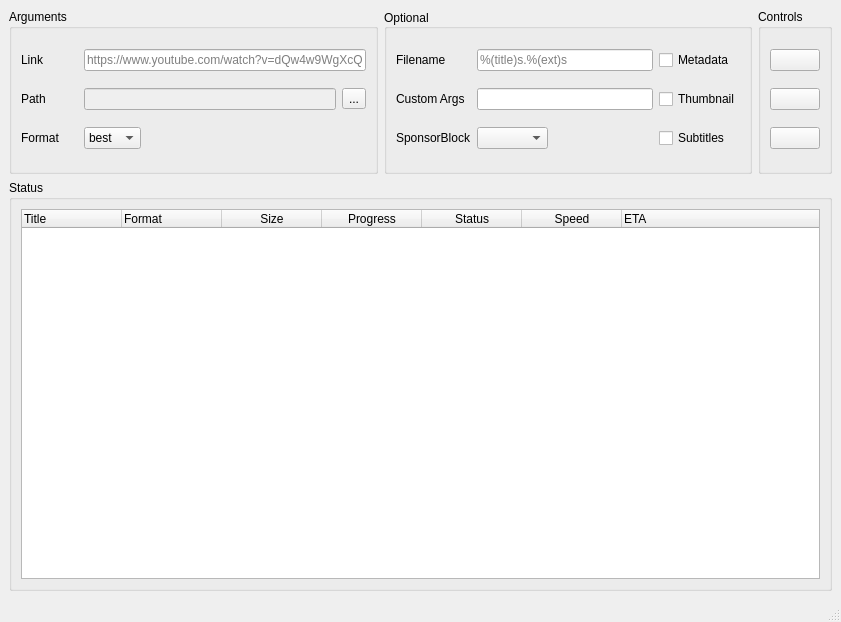
Qt form app/ui/app.ui (dsymbol/yt-dlp-gui) before a commit.
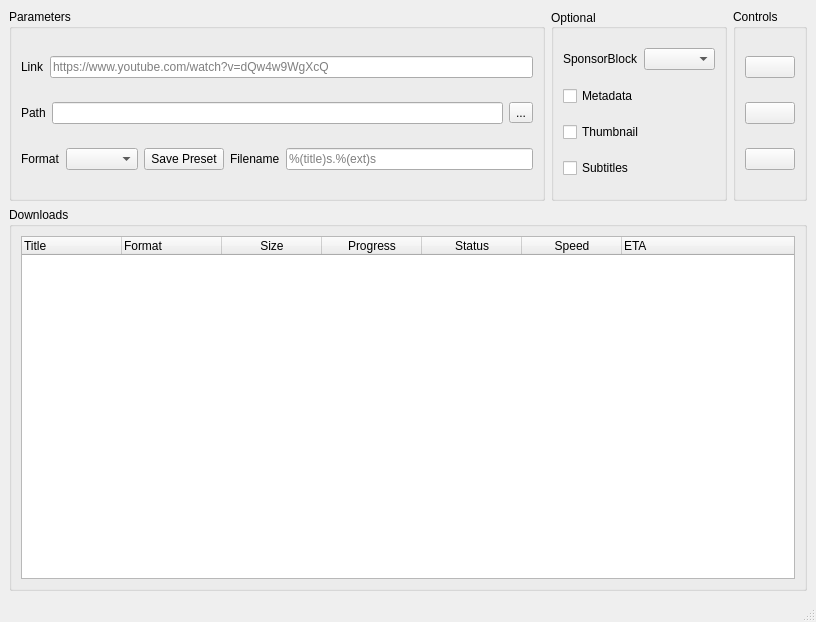
The same form after that commit. Icons and pictures are not drawn.

Commit message: config rewrite for presets

What changed in the file:
```diff
--- a/app/ui/app.ui
+++ b/app/ui/app.ui
@@ -6,7 +6,7 @@
    <rect>
     <x>0</x>
     <y>0</y>
-    <width>841</width>
+    <width>816</width>
     <height>622</height>
    </rect>
   </property>
@@ -23,70 +23,7 @@
      <pointsize>9</pointsize>
     </font>
    </property>
-   <layout class="QGridLayout" name="gridLayout" rowstretch="2,5" columnstretch="1,1,0">
-    <item row="1" column="0" colspan="3">
-     <widget class="QGroupBox" name="gb_status">
-      <property name="title">
-       <string>Status</string>
-      </property>
-      <layout class="QGridLayout" name="gridLayout_3">
-       <item row="0" column="0">
-        <widget class="QTreeWidget" name="tw">
-         <attribute name="headerVisible">
-          <bool>true</bool>
-         </attribute>
-         <column>
-          <property name="text">
-           <string>Title</string>
-          </property>
-         </column>
-         <column>
-          <property name="text">
-           <string>Format</string>
-          </property>
-         </column>
-         <column>
-          <property name="text">
-           <string>Size</string>
-          </property>
-          <property name="textAlignment">
-           <set>AlignCenter</set>
-          </property>
-         </column>
-         <column>
-          <property name="text">
-           <string>Progress</string>
-          </property>
-          <property name="textAlignment">
-           <set>AlignCenter</set>
-          </property>
-         </column>
-         <column>
-          <property name="text">
-           <string>Status</string>
-          </property>
-          <property name="textAlignment">
-           <set>AlignCenter</set>
-          </property>
-         </column>
-         <column>
-          <property name="text">
-           <string>Speed</string>
-          </property>
-          <property name="textAlignment">
-           <set>AlignCenter</set>
-          </property>
-         </column>
-         <column>
-          <property name="text">
-           <string>ETA</string>
-          </property>
-         </column>
-        </widget>
-       </item>
-      </layout>
-     </widget>
-    </item>
+   <layout class="QGridLayout" name="gridLayout" rowstretch="2,4">
     <item row="0" column="2">
      <widget class="QGroupBox" name="gb_controls">
       <property name="title">
@@ -170,22 +107,17 @@
       <property name="checkable">
        <bool>false</bool>
       </property>
-      <layout class="QGridLayout" name="gridLayout_2">
-       <item row="1" column="1" colspan="2">
-        <widget class="QLineEdit" name="le_cargs">
-         <property name="clearButtonEnabled">
-          <bool>true</bool>
-         </property>
-        </widget>
-       </item>
-       <item row="1" column="3">
-        <widget class="QCheckBox" name="cb_thumbnail">
+      <layout class="QVBoxLayout" name="verticalLayout_3">
+       <item>
+        <layout class="QHBoxLayout" name="horizontalLayout">
+         <item>
+          <widget class="QLabel" name="label">
          <property name="text">
-          <string>Thumbnail</string>
+            <string>SponsorBlock</string>
          </property>
         </widget>
        </item>
-       <item row="2" column="1">
+         <item>
         <widget class="QComboBox" name="dd_sponsorblock">
          <item>
           <property name="text">
@@ -204,63 +136,91 @@
          </item>
         </widget>
        </item>
-       <item row="1" column="0">
-        <widget class="QLabel" name="lb_cargs">
-         <property name="text">
-          <string>Custom Args</string>
-         </property>
-        </widget>
+        </layout>
        </item>
-       <item row="2" column="3">
-        <widget class="QCheckBox" name="cb_subtitles">
-         <property name="text">
-          <string>Subtitles</string>
-         </property>
-        </widget>
-       </item>
-       <item row="0" column="3">
+       <item>
         <widget class="QCheckBox" name="cb_metadata">
          <property name="text">
           <string>Metadata</string>
          </property>
         </widget>
        </item>
-       <item row="0" column="1" colspan="2">
-        <widget class="QLineEdit" name="le_filename">
-         <property name="placeholderText">
-          <string>%(title)s.%(ext)s</string>
+       <item>
+        <widget class="QCheckBox" name="cb_thumbnail">
+         <property name="text">
+          <string>Thumbnail</string>
          </property>
-         <property name="clearButtonEnabled">
+        </widget>
+       </item>
+       <item>
+        <widget class="QCheckBox" name="cb_subtitles">
+         <property name="text">
+          <string>Subtitles</string>
+         </property>
+        </widget>
+       </item>
+      </layout>
+     </widget>
+    </item>
+    <item row="1" column="0" colspan="3">
+     <widget class="QGroupBox" name="gb_status">
+      <property name="title">
+       <string>Downloads</string>
+      </property>
+      <layout class="QGridLayout" name="gridLayout_3">
+       <item row="0" column="0">
+        <widget class="QTreeWidget" name="tw">
+         <attribute name="headerVisible">
           <bool>true</bool>
-         </property>
-        </widget>
-       </item>
-       <item row="0" column="0">
-        <widget class="QLabel" name="lb_filename">
+         </attribute>
+         <column>
+          <property name="text">
+           <string>Title</string>
+          </property>
+         </column>
+         <column>
          <property name="text">
-          <string>Filename</string>
-         </property>
-        </widget>
-       </item>
-       <item row="2" column="0">
-        <widget class="QLabel" name="label">
+           <string>Format</string>
+          </property>
+         </column>
+         <column>
          <property name="text">
-          <string>SponsorBlock</string>
-         </property>
-        </widget>
-       </item>
-       <item row="2" column="2">
-        <spacer name="horizontalSpacer_2">
-         <property name="orientation">
-          <enum>Qt::Orientation::Horizontal</enum>
-         </property>
-         <property name="sizeHint" stdset="0">
-          <size>
-           <width>40</width>
-           <height>20</height>
-          </size>
-         </property>
-        </spacer>
+           <string>Size</string>
+          </property>
+          <property name="textAlignment">
+           <set>AlignCenter</set>
+          </property>
+         </column>
+         <column>
+          <property name="text">
+           <string>Progress</string>
+          </property>
+          <property name="textAlignment">
+           <set>AlignCenter</set>
+          </property>
+         </column>
+         <column>
+          <property name="text">
+           <string>Status</string>
+          </property>
+          <property name="textAlignment">
+           <set>AlignCenter</set>
+          </property>
+         </column>
+         <column>
+          <property name="text">
+           <string>Speed</string>
+          </property>
+          <property name="textAlignment">
+           <set>AlignCenter</set>
+          </property>
+         </column>
+         <column>
+          <property name="text">
+           <string>ETA</string>
+          </property>
+         </column>
+        </widget>
        </item>
       </layout>
      </widget>
@@ -268,10 +228,12 @@
     <item row="0" column="0">
      <widget class="QGroupBox" name="gb_args">
       <property name="title">
-       <string>Arguments</string>
+       <string>Parameters</string>
       </property>
-      <layout class="QGridLayout" name="gridLayout_4" columnstretch="0,0,0,0" rowminimumheight="0,0,0">
-       <item row="0" column="0">
+      <layout class="QVBoxLayout" name="verticalLayout_5">
+       <item>
+        <layout class="QHBoxLayout" name="horizontalLayout_4">
+         <item>
         <widget class="QLabel" name="lb_link">
          <property name="minimumSize">
           <size>
@@ -284,7 +246,21 @@
          </property>
         </widget>
        </item>
-       <item row="1" column="0">
+         <item>
+          <widget class="QLineEdit" name="le_link">
+           <property name="placeholderText">
+            <string>https://www.youtube.com/watch?v=dQw4w9WgXcQ</string>
+           </property>
+           <property name="clearButtonEnabled">
+            <bool>true</bool>
+           </property>
+          </widget>
+         </item>
+        </layout>
+       </item>
+       <item>
+        <layout class="QHBoxLayout" name="horizontalLayout_3">
+         <item>
         <widget class="QLabel" name="lb_path">
          <property name="minimumSize">
           <size>
@@ -297,24 +273,28 @@
          </property>
         </widget>
        </item>
-       <item row="1" column="1" colspan="2">
+         <item>
         <widget class="QLineEdit" name="le_path">
          <property name="enabled">
-          <bool>false</bool>
+            <bool>true</bool>
          </property>
          <property name="readOnly">
-          <bool>false</bool>
+            <bool>true</bool>
          </property>
         </widget>
        </item>
-       <item row="1" column="3">
+         <item>
         <widget class="QToolButton" name="tb_path">
          <property name="text">
           <string>...</string>
          </property>
         </widget>
        </item>
-       <item row="2" column="0">
+        </layout>
+       </item>
+       <item>
+        <layout class="QHBoxLayout" name="horizontalLayout_2">
+         <item>
         <widget class="QLabel" name="lb_format">
          <property name="minimumSize">
           <size>
@@ -327,63 +307,34 @@
          </property>
         </widget>
        </item>
-       <item row="0" column="1" colspan="3">
-        <widget class="QLineEdit" name="le_link">
+         <item>
+          <widget class="QComboBox" name="dd_format"/>
+         </item>
+         <item>
+          <widget class="QPushButton" name="pb_save_preset">
+           <property name="text">
+            <string>Save Preset</string>
+           </property>
+          </widget>
+         </item>
+         <item>
+          <widget class="QLabel" name="lb_filename">
+           <property name="text">
+            <string>Filename</string>
+           </property>
+          </widget>
+         </item>
+         <item>
+          <widget class="QLineEdit" name="le_filename">
          <property name="placeholderText">
-          <string>https://www.youtube.com/watch?v=dQw4w9WgXcQ</string>
+            <string>%(title)s.%(ext)s</string>
          </property>
          <property name="clearButtonEnabled">
-          <bool>true</bool>
+            <bool>false</bool>
          </property>
         </widget>
        </item>
-       <item row="2" column="1">
-        <widget class="QComboBox" name="dd_format">
-         <property name="minimumSize">
-          <size>
-           <width>0</width>
-           <height>0</height>
-          </size>
-         </property>
-         <item>
-          <property name="text">
-           <string>best</string>
-          </property>
-         </item>
-         <item>
-          <property name="text">
-           <string>mp4</string>
-          </property>
-         </item>
-         <item>
-          <property name="text">
-           <string>mp3</string>
-          </property>
-         </item>
-         <item>
-          <property name="text">
-           <string>wav</string>
-          </property>
-         </item>
-         <item>
-          <property name="text">
-           <string>flac</string>
-          </property>
-         </item>
-        </widget>
-       </item>
-       <item row="2" column="2" colspan="2">
-        <spacer name="horizontalSpacer">
-         <property name="orientation">
-          <enum>Qt::Orientation::Horizontal</enum>
-         </property>
-         <property name="sizeHint" stdset="0">
-          <size>
-           <width>219</width>
-           <height>20</height>
-          </size>
-         </property>
-        </spacer>
+        </layout>
        </item>
       </layout>
      </widget>
```
Left out of the diff: 3 changed lines with no effect on the pictures. Lines whose indentation alone changed are shown as unchanged. The commit also changes 12 other files.
